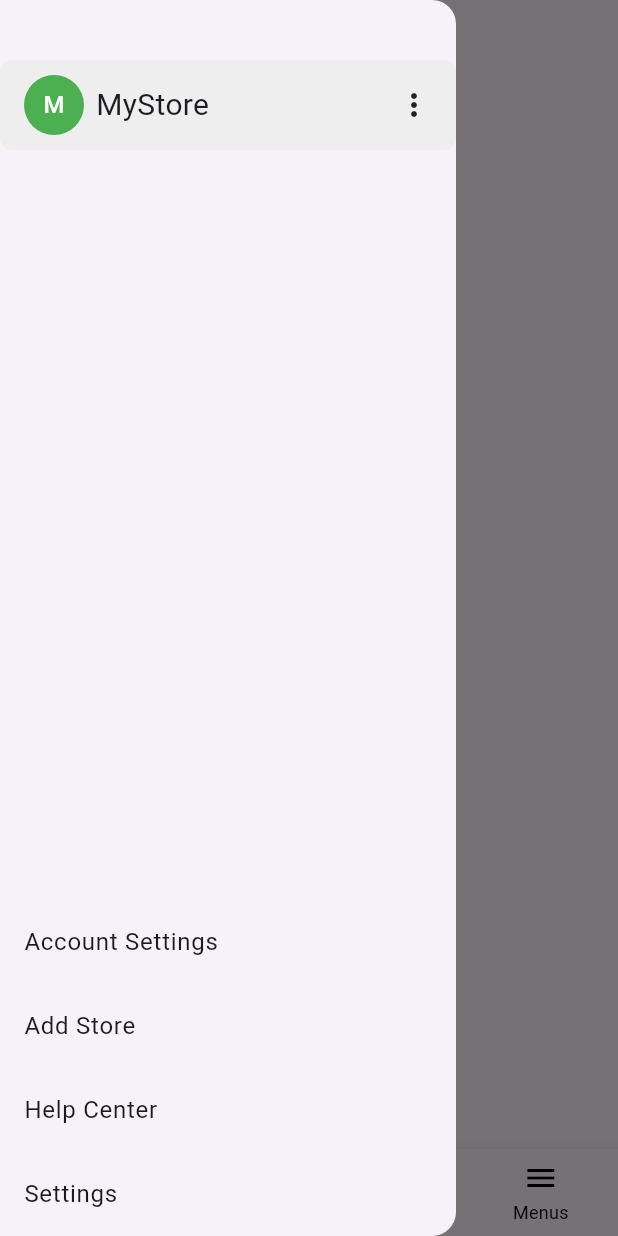
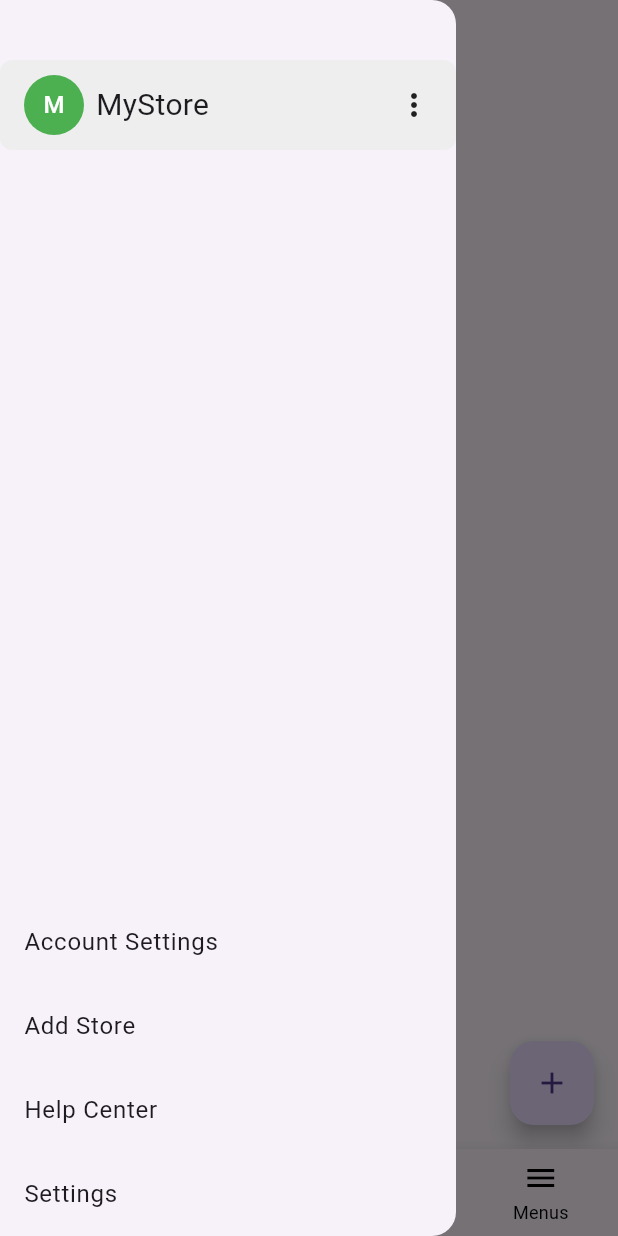
Before and after one commit to TzuHsuanLin-127322/Comp5450Challenge1, a Flutter app: the screen it shows after launch, item 3 of the bottom bar chosen, with the side drawer open, on a phone screen of 412 x 824 dp. Run offline on Flutter 3.47's test engine with Material 3 defaults, Android fonts, the phone set to English and light mode, and no system bars; our stand-ins replace fl_chart, image_picker.

Commit message:
connected products page to main page

```diff
--- a/lib/main.dart
+++ b/lib/main.dart
@@ -1,6 +1,8 @@
 import 'package:challenge_1_mobile_store_maker/data/repository/order_repository.dart';
 import 'package:challenge_1_mobile_store_maker/data/services/mock_order_service.dart';
 import 'package:challenge_1_mobile_store_maker/data/services/order_service.dart';
+import 'package:challenge_1_mobile_store_maker/pages/product_list_page.dart';
+import 'package:challenge_1_mobile_store_maker/pages/product_list_view_model.dart';
 import 'package:challenge_1_mobile_store_maker/ui/orders/orders_display.dart';
 import 'package:challenge_1_mobile_store_maker/ui/orders/orders_view_model.dart';
 import 'package:flutter/material.dart';
@@ -14,12 +16,14 @@ void main() {
   runApp(
     MultiProvider(
       providers: [
+        // Services
         Provider(create: (_) => ProductService()),
         Provider(create: (context) => FakeOrderService() as OrderService),
         ChangeNotifierProvider(create: (_) => CartProvider()),
         // Repositories
         Provider(create: (context) => OrderRepository(orderService: context.read())),
         // View Holders
+        ChangeNotifierProvider(create: (context) => ProductListViewModel()),
         ChangeNotifierProvider(create: (context) => OrdersViewModel(orderRepository: context.read()))
       ],
       child: const MainApp(),
@@ -40,7 +44,7 @@ class MainApp extends StatelessWidget {
         '/dashboard': (_) => DashboardPage(),
         '/addStore': (_) => AddStorePage(),
         '/orders': (_) => OrdersPage(),
-        '/products': (_) => ProductsPage(),
+        '/products': (_) => ProductListPage(),
       },
     );
   }
--- a/lib/pages/product_view_model.dart
+++ b/lib/pages/product_view_model.dart
@@ -1,4 +1,3 @@
-import 'dart:io';
 import 'package:flutter/material.dart';
 import 'package:image_picker/image_picker.dart';
 import 'product_model.dart';
--- a/lib/ui/main_page.dart
+++ b/lib/ui/main_page.dart
@@ -1,16 +1,8 @@
+import 'package:challenge_1_mobile_store_maker/pages/product_list_page.dart';
 import 'package:challenge_1_mobile_store_maker/ui/orders/orders_display.dart';
 import 'package:flutter/material.dart';
 import 'package:fl_chart/fl_chart.dart';
 
-class ProductsPage extends StatelessWidget {
-  @override
-  Widget build(BuildContext context) {
-    return Scaffold(
-      appBar: AppBar(title: Text('Products')),
-      body: Center(child: Text('Products Page')),
-    );
-  }
-}
 
 // Temporary product model
 class Product {
@@ -44,7 +36,7 @@ class MainPage extends StatefulWidget {
 class _MainPageState extends State<MainPage> {
   final GlobalKey<ScaffoldState> _scaffoldKey = GlobalKey<ScaffoldState>();
   int _currentIndex = 0;
-  final _tabs = [HomePage(), OrdersPage(), ProductsPage()];
+  final _tabs = [HomePage(), OrdersPage(), ProductListPage()];
 
   void _openMenu() {
     showModalBottomSheet(
```
